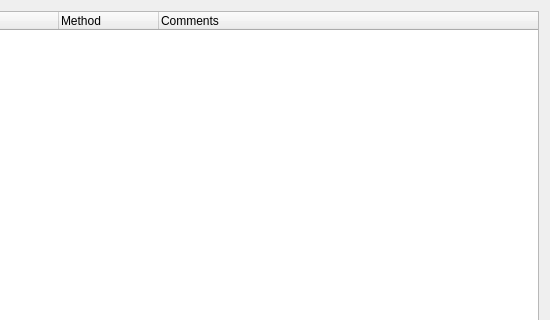
Qt form ui/ui_structure.ui (Artelia/Mascaret) before a commit; both pictures show x 239 to 789 and y 0 to 320 of the 789 by 556 pixel window.
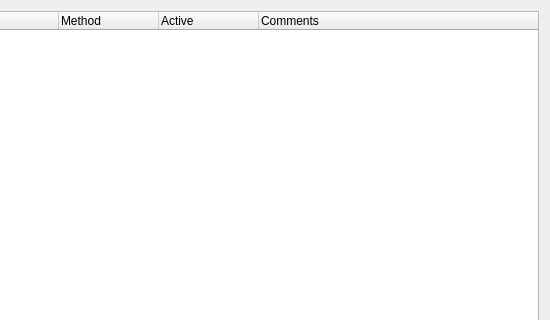
The same form after that commit.

What changed in the file:
```diff
--- a/ui/ui_structure.ui
+++ b/ui/ui_structure.ui
@@ -57,6 +57,8 @@
      <item>
       <layout class="QVBoxLayout" name="verticalLayout">
        <item>
+        <layout class="QVBoxLayout" name="lay_graph">
+         <item>
         <widget class="QTreeWidget" name="tree_struct">
          <property name="sizePolicy">
           <sizepolicy hsizetype="Expanding" vsizetype="MinimumExpanding">
@@ -82,6 +84,11 @@
            <string>Method</string>
           </property>
          </column>
+           <column>
+            <property name="text">
+             <string>Active</string>
+            </property>
+           </column>
          <column>
           <property name="text">
            <string>Comments</string>
@@ -89,8 +96,7 @@
          </column>
         </widget>
        </item>
-       <item>
-        <layout class="QVBoxLayout" name="lay_graph"/>
+        </layout>
        </item>
       </layout>
      </item>
```
Lines whose indentation alone changed are shown as unchanged.
